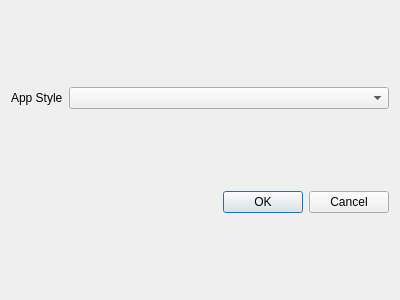
Before: the Qt Designer form src/Ui_Files/Dialogs/app_settings.ui in austinmcano/GeorgeGroupGui, drawn with Qt 5.
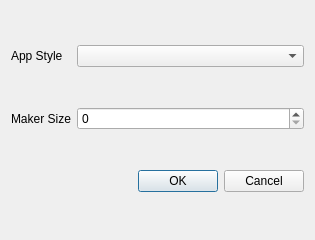
After: the same form once the commit is applied.

The edit to the form file:
```diff
--- a/src/Ui_Files/Dialogs/app_settings.ui
+++ b/src/Ui_Files/Dialogs/app_settings.ui
@@ -6,15 +6,15 @@
    <rect>
     <x>0</x>
     <y>0</y>
-    <width>400</width>
-    <height>300</height>
+    <width>315</width>
+    <height>240</height>
    </rect>
   </property>
   <property name="windowTitle">
    <string>Dialog</string>
   </property>
   <layout class="QGridLayout" name="gridLayout">
-   <item row="1" column="1">
+   <item row="2" column="1">
     <widget class="QDialogButtonBox" name="buttonBox">
      <property name="orientation">
       <enum>Qt::Horizontal</enum>
@@ -34,6 +34,16 @@
      </property>
     </widget>
    </item>
+   <item row="1" column="0">
+    <widget class="QLabel" name="label_2">
+     <property name="text">
+      <string>Maker Size</string>
+     </property>
+    </widget>
+   </item>
+   <item row="1" column="1">
+    <widget class="QSpinBox" name="spinBox"/>
+   </item>
   </layout>
  </widget>
  <resources/>
```
